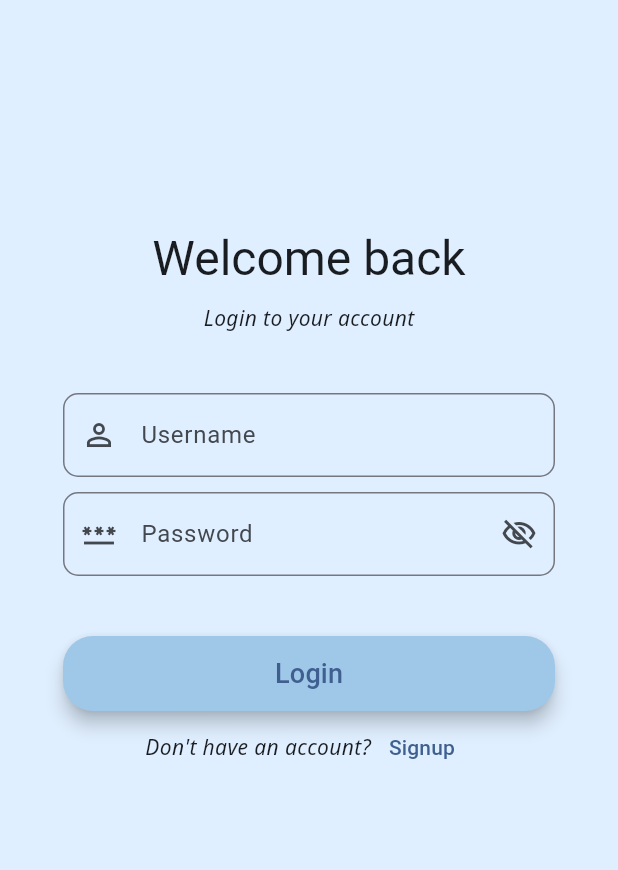
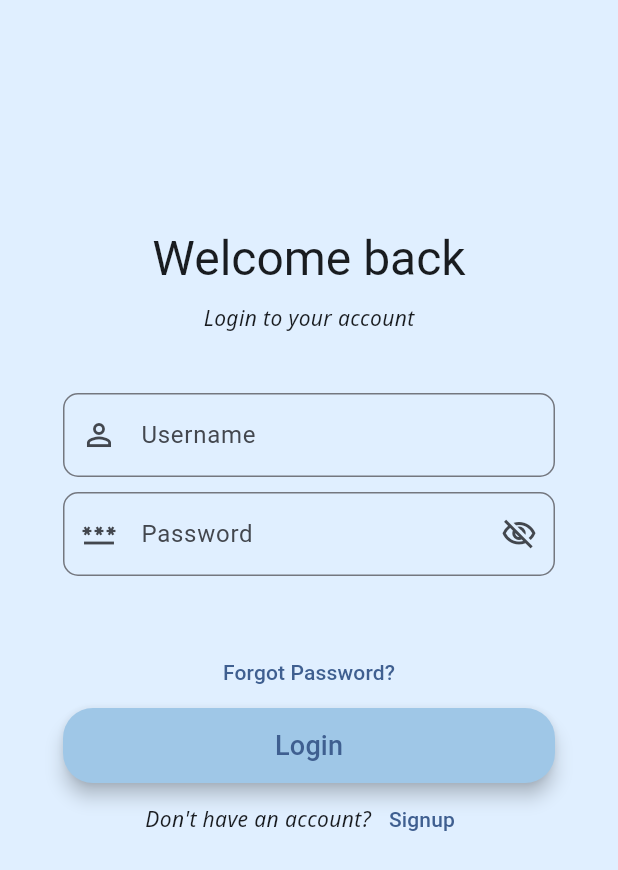
Before and after one commit to Sofiia13/travel_app, a Flutter app: the screen it shows after launch, on a phone screen of 412 x 824 dp. Shown: the top 870 px of the screen. Run offline on Flutter 3.47's test engine with Material 3 defaults, Android fonts, the phone set to English and light mode, and no system bars; our stand-ins replace firebase_auth, firebase_core, firebase_database, flutter_chat_types, flutter_chat_ui, flutter_map and 7 more; missing offline and left inert: googleapis; accounts and stored records are empty.

Commit message:
Added parameter

```diff
--- a/lib/widgets/authentication_form.dart
+++ b/lib/widgets/authentication_form.dart
@@ -11,6 +11,7 @@ class AuthenticationForm extends StatelessWidget {
     required this.onTogglePasswordVisibility,
     required this.isPasswordVisible,
     required this.navigateToSignup,
+    required this.resetPassword,
   });
 
   final GlobalKey<FormState> formKey;
@@ -21,6 +22,7 @@ class AuthenticationForm extends StatelessWidget {
   final void Function() onTogglePasswordVisibility;
   final bool isPasswordVisible;
   final void Function() navigateToSignup;
+  final void Function() resetPassword;
 
   @override
   Widget build(BuildContext context) {
@@ -84,6 +86,9 @@ class AuthenticationForm extends StatelessWidget {
                   ),
                   const SizedBox(height: 40),
                   // Authentication Button
+                  TextButton(
+                      onPressed: resetPassword,
+                      child: Text('Forgot Password?')),
                   ElevatedButton(
                     style: ElevatedButton.styleFrom(
                       backgroundColor: const Color.fromARGB(255, 159, 199, 231),
```
